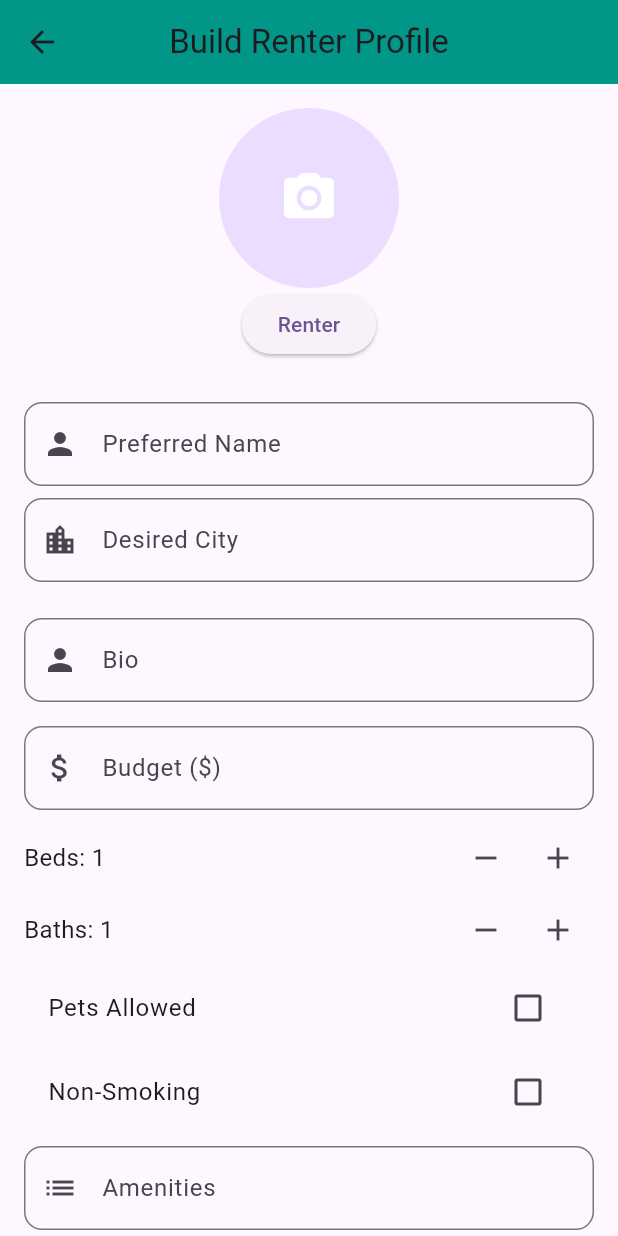
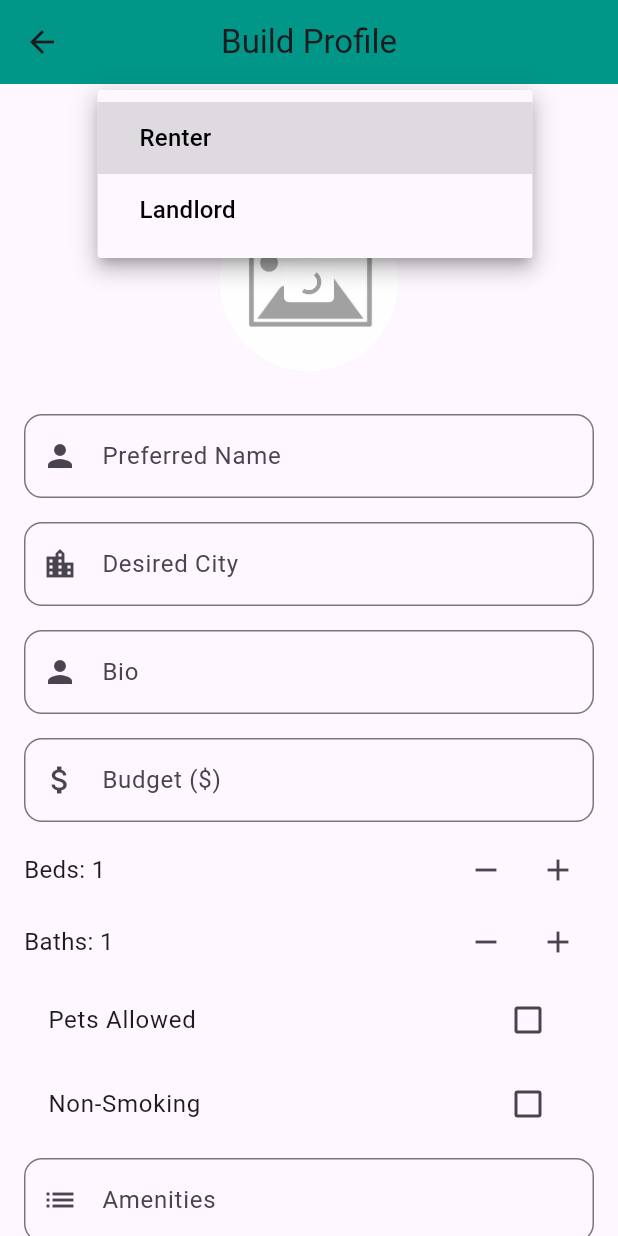
Before and after one commit to Jakobolive/DCCapstone, a Flutter app: the BuildProfilePage screen opened by its route, after a tap on "Renter", on a phone screen of 412 x 824 dp. Run offline on Flutter 3.47's test engine with Material 3 defaults, Android fonts, the light colour scheme and no system bars; our stand-ins replace card_swiper, image_picker, permission_handler, supabase_flutter; missing offline and left inert: bcrypt; accounts and stored records are empty; Roboto replaces fonts that are missing (RobotoFont).

Commit message:
Debugging
Further debugging for the presentation as well as changed some visuals..

```diff
--- a/mobile_app/lib/views/build_profile_page.dart
+++ b/mobile_app/lib/views/build_profile_page.dart
@@ -20,7 +20,8 @@ class _BuildProfilePageState extends State<BuildProfilePage> {
   final supabase = Supabase.instance.client;
   List<String> citySuggestions = [];
   Timer? _debounce;
-  String? userType; // Determines if the user is a renter or landlord.
+  String? userType =
+      "Renter"; // Determines if the user is a renter or landlord, auto set to Renter.
   final ImagePicker _picker = ImagePicker();
   File? pickedFile;
   // Common fields.
@@ -51,7 +52,6 @@ class _BuildProfilePageState extends State<BuildProfilePage> {
   @override
   void initState() {
     super.initState();
-    _showUserTypeDialog();
   }
 
   // Function to check and request permissions
@@ -67,41 +67,6 @@ class _BuildProfilePageState extends State<BuildProfilePage> {
     if (!cameraStatus.isGranted) {
       await Permission.camera.request();
     }
-  }
-
-  // Show popup to select user type.
-  void _showUserTypeDialog() {
-    Future.delayed(
-      Duration.zero,
-      () => showDialog(
-        context: context,
-        barrierDismissible: false,
-        builder: (context) => AlertDialog(
-          title: Text("Select Profile Type"),
-          content: Text("Are you a renter or a landlord?"),
-          actions: [
-            TextButton(
-              onPressed: () {
-                setState(() {
-                  userType = "Renter";
-                });
-                Navigator.pop(context);
-              },
-              child: Text("Renter"),
-            ),
-            TextButton(
-              onPressed: () {
-                setState(() {
-                  userType = "Landlord";
-                });
-                Navigator.pop(context);
-              },
-              child: Text("Landlord"),
-            ),
-          ],
-        ),
-      ),
-    );
   }
 
   // Function to fetch city suggestions from OpenCage API.
@@ -170,8 +135,6 @@ class _BuildProfilePageState extends State<BuildProfilePage> {
 
   // Function to set listing pictures to be uploaded.
   Future<void> _pickListingPicture() async {
-    // First, check and request permissions.
-    //await _checkPermissions();
     final pickedFile = await _picker.pickImage(source: ImageSource.gallery);
     print("🚨 pickedFile: $pickedFile");
     if (pickedFile != null) {
@@ -194,8 +157,6 @@ class _BuildProfilePageState extends State<BuildProfilePage> {
 
   // Function to set profile pictures to be uploaded.
   Future<void> _pickProfilePicture() async {
-    // First, check and request permissions.
-    //await _checkPermissions();
     final pickedFile = await _picker.pickImage(source: ImageSource.gallery);
     print("🚨 pickedFile: $pickedFile");
     if (pickedFile != null) {
@@ -345,22 +306,77 @@ class _BuildProfilePageState extends State<BuildProfilePage> {
     }
   }
 
+  // Add the userType selector to the UI.
+  Widget _buildUserTypeSelector() {
+    return Center(
+      child: Container(
+        width: 250, // Set a specific width to make it smaller
+        padding: EdgeInsets.symmetric(vertical: 8), // Added vertical padding
+        margin: EdgeInsets.only(bottom: 16), // Add some space at the bottom
+        decoration: BoxDecoration(
+          color: Colors.white,
+          borderRadius: BorderRadius.circular(8), // Rounded corners
+          boxShadow: [
+            BoxShadow(
+              color: Colors.grey.withOpacity(0.2),
+              spreadRadius: 1,
+              blurRadius: 5,
+              offset: Offset(0, 2),
+            ),
+          ],
+        ),
+        child: DropdownButton<String>(
+          value: userType,
+          hint: Padding(
+            padding: const EdgeInsets.only(
+                left: 12.0), // Adds some padding for alignment
+            child: Text(
+              'Select User Type',
+              style: TextStyle(fontSize: 16, color: Colors.grey[600]),
+            ),
+          ),
+          isDense: true, // Reduce the padding inside the dropdown
+          isExpanded: true,
+          onChanged: (String? newValue) {
+            setState(() {
+              userType = newValue;
+            });
+          },
+          items: <String>['Renter', 'Landlord']
+              .map<DropdownMenuItem<String>>((String value) {
+            return DropdownMenuItem<String>(
+              value: value,
+              child: Padding(
+                padding: const EdgeInsets.only(
+                    left: 12.0), // Same padding as hint for consistency
+                child: Text(
+                  value,
+                  style: TextStyle(
+                    fontSize: 16,
+                    color: Colors.black,
+                    fontWeight: FontWeight.w500,
+                  ),
+                ),
+              ),
+            );
+          }).toList(),
+          underline: SizedBox(), // Hides the default underline
+          icon: Padding(
+            padding: const EdgeInsets.only(
+                right: 12.0), // Match padding for icon alignment
+            child: Icon(Icons.arrow_drop_down, color: Colors.teal),
+          ),
+        ),
+      ),
+    );
+  }
+
   // Common UI.
   @override
   Widget build(BuildContext context) {
-    if (userType == null) {
-      return const Scaffold(
-        backgroundColor: Colors.white,
-        body: Center(child: CircularProgressIndicator()), // Loading state.
-      );
-    }
     return Scaffold(
       appBar: AppBar(
-        title: Text(
-          userType == "Renter"
-              ? "Build Renter Profile"
-              : "Build Listing Profile",
-        ),
+        title: const Text("Build Profile"),
         backgroundColor: Colors.teal,
         centerTitle: true,
         leading: IconButton(
@@ -374,6 +390,7 @@ class _BuildProfilePageState extends State<BuildProfilePage> {
         padding: EdgeInsets.all(16),
         child: Column(
           children: [
+            _buildUserTypeSelector(), // Add user type selection here.
             if (userType == "Renter") _buildRenterForm(),
             if (userType == "Landlord") _buildLandlordForm(),
             SizedBox(height: 20),
@@ -401,14 +418,13 @@ class _BuildProfilePageState extends State<BuildProfilePage> {
           onTap: _pickProfilePicture,
           child: CircleAvatar(
             radius: 60,
+            backgroundImage: listingPicture != null
+                ? FileImage(listingPicture!)
+                : AssetImage("assets/placeholder.jpg") as ImageProvider,
             child: profilePicture == null
                 ? Icon(Icons.camera_alt, size: 40, color: Colors.white)
                 : null,
           ),
-        ),
-        ElevatedButton(
-          onPressed: _showUserTypeDialog,
-          child: Text(userType == null ? "Select User Type" : "$userType"),
         ),
         SizedBox(height: 20),
         _buildTextField("Preferred Name", nameController, Icons.person),
@@ -467,10 +483,6 @@ class _BuildProfilePageState extends State<BuildProfilePage> {
                 : null,
           ),
         ),
-        ElevatedButton(
-          onPressed: _showUserTypeDialog,
-          child: Text(userType == null ? "Select User Type" : "$userType"),
-        ),
         SizedBox(height: 20),
         _buildTextFieldWithSuggestions("Rental City"),
         _buildTextField("Bio", bioController, Icons.person),
@@ -518,7 +530,7 @@ class _BuildProfilePageState extends State<BuildProfilePage> {
   Widget _buildTextField(
       String label, TextEditingController controller, IconData icon) {
     return Padding(
-      padding: EdgeInsets.symmetric(vertical: 8),
+      padding: const EdgeInsets.symmetric(vertical: 8),
       child: TextField(
         controller: controller,
         decoration: InputDecoration(
@@ -532,7 +544,9 @@ class _BuildProfilePageState extends State<BuildProfilePage> {
 
   // Function to build modified TextField with suggestions.
   Widget _buildTextFieldWithSuggestions(String label) {
-    return Column(
+    return Padding(
+      padding: const EdgeInsets.symmetric(vertical: 8),
+      child: Column(
         crossAxisAlignment: CrossAxisAlignment.start,
         children: [
           TextField(
@@ -540,7 +554,7 @@ class _BuildProfilePageState extends State<BuildProfilePage> {
             decoration: InputDecoration(
               labelText: label,
               border:
-                OutlineInputBorder(borderRadius: BorderRadius.circular(12.0)),
+                  OutlineInputBorder(borderRadius: BorderRadius.circular(12)),
               prefixIcon: const Icon(Icons.location_city),
             ),
             onChanged: (value) {
@@ -554,10 +568,11 @@ class _BuildProfilePageState extends State<BuildProfilePage> {
               }
             },
           ),
-        SizedBox(height: 16),
           if (citySuggestions.isNotEmpty)
             Container(
-            height: 200, // Set a height for the suggestions list.
+              height: 200,
+              margin: const EdgeInsets.only(
+                  top: 8), // Replacing SizedBox with margin
               child: ListView.builder(
                 itemCount: citySuggestions.length,
                 itemBuilder: (context, index) {
@@ -567,7 +582,8 @@ class _BuildProfilePageState extends State<BuildProfilePage> {
                       locationController.text =
                           citySuggestions[index]; // Set selected city.
                       setState(() {
-                      citySuggestions = []; // Hide suggestions after selection.
+                        citySuggestions =
+                            []; // Hide suggestions after selection.
                       });
                     },
                   );
@@ -575,6 +591,7 @@ class _BuildProfilePageState extends State<BuildProfilePage> {
               ),
             ),
         ],
+      ),
     );
   }
 
--- a/mobile_app/lib/views/login_page.dart
+++ b/mobile_app/lib/views/login_page.dart
@@ -71,6 +71,7 @@ class LoginPage extends StatelessWidget {
             centerTitle: true,
             backgroundColor: Colors.teal),
         body: SafeArea(
+            child: SingleChildScrollView(
           child: Padding(
             padding: const EdgeInsets.all(16.0),
             child: Column(
@@ -146,6 +147,6 @@ class LoginPage extends StatelessWidget {
               ],
             ),
           ),
-        ));
+        )));
   }
 }
```
Also changed, not shown: mobile_app/lib/providers/user_provider.dart (+8 -10 lines), mobile_app/lib/views/edit_profile_page.dart (+10 -9 lines), mobile_app/lib/views/home_page.dart (+7 -29 lines). Lines whose indentation alone changed are shown as unchanged.
